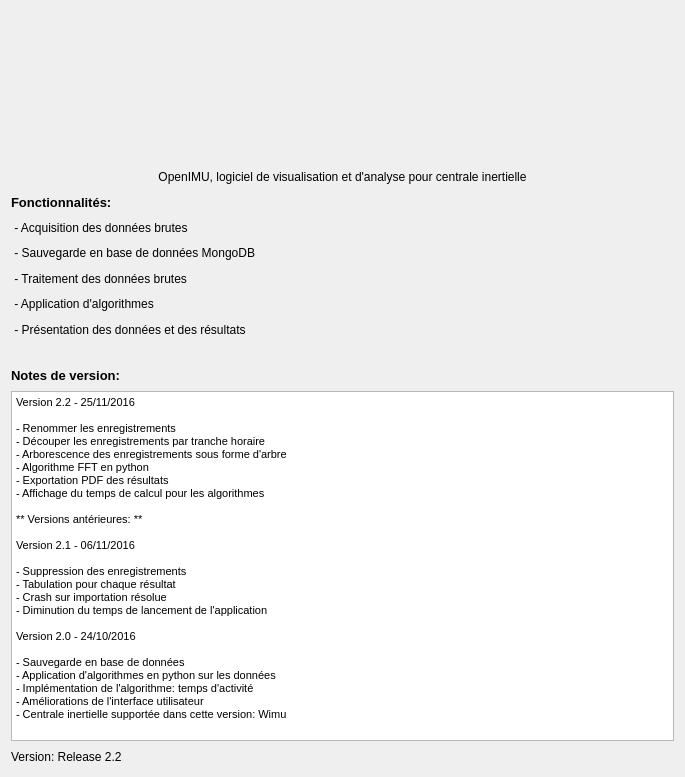
Before: the Qt Designer form applicationOpenimu/app/widgets/HomeWidget.ui in introlab/OpenIMU, drawn with Qt 5.
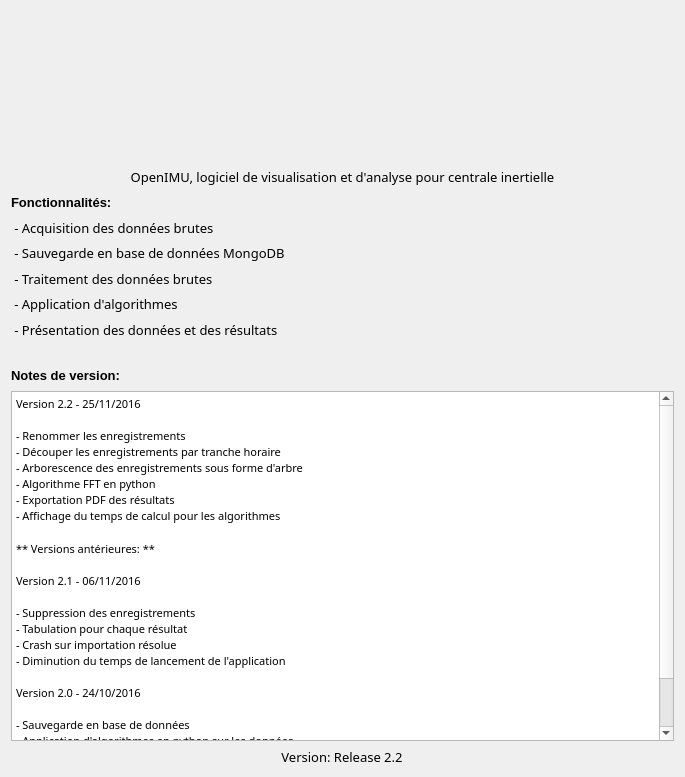
After: the same form once the commit is applied. Icons and pictures are not drawn.

Commit message: NOTASK fix version label alignment

The edit to the form file:
```diff
--- a/applicationOpenimu/app/widgets/HomeWidget.ui
+++ b/applicationOpenimu/app/widgets/HomeWidget.ui
@@ -10,6 +10,12 @@
     <height>777</height>
    </rect>
   </property>
+  <property name="font">
+   <font>
+    <family>Segoe UI Light</family>
+    <pointsize>10</pointsize>
+   </font>
+  </property>
   <property name="windowTitle">
    <string>Form</string>
   </property>
@@ -51,7 +57,7 @@
           <string/>
          </property>
          <property name="pixmap">
-          <pixmap resource="../images.qrc">:/icons/logo.png</pixmap>
+          <pixmap>:/icons/logo.png</pixmap>
          </property>
          <property name="scaledContents">
           <bool>true</bool>
@@ -220,49 +226,56 @@
         <string>&lt;!DOCTYPE HTML PUBLIC &quot;-//W3C//DTD HTML 4.0//EN&quot; &quot;http://www.w3.org/TR/REC-html40/strict.dtd&quot;&gt;
 &lt;html&gt;&lt;head&gt;&lt;meta name=&quot;qrichtext&quot; content=&quot;1&quot; /&gt;&lt;style type=&quot;text/css&quot;&gt;
 p, li { white-space: pre-wrap; }
-&lt;/style&gt;&lt;/head&gt;&lt;body style=&quot; font-family:'MS Shell Dlg 2'; font-size:8.25pt; font-weight:400; font-style:normal;&quot;&gt;
-&lt;p style=&quot; margin-top:0px; margin-bottom:0px; margin-left:0px; margin-right:0px; -qt-block-indent:0; text-indent:0px;&quot;&gt;&lt;span style=&quot; font-size:8pt;&quot;&gt;Version 2.2 - 25/11/2016&lt;/span&gt;&lt;/p&gt;
-&lt;p style=&quot;-qt-paragraph-type:empty; margin-top:0px; margin-bottom:0px; margin-left:0px; margin-right:0px; -qt-block-indent:0; text-indent:0px; font-size:8pt;&quot;&gt;&lt;br /&gt;&lt;/p&gt;
-&lt;p style=&quot; margin-top:0px; margin-bottom:0px; margin-left:0px; margin-right:0px; -qt-block-indent:0; text-indent:0px;&quot;&gt;&lt;span style=&quot; font-size:8pt;&quot;&gt;- Renommer les enregistrements &lt;/span&gt;&lt;/p&gt;
-&lt;p style=&quot; margin-top:0px; margin-bottom:0px; margin-left:0px; margin-right:0px; -qt-block-indent:0; text-indent:0px;&quot;&gt;&lt;span style=&quot; font-size:8pt;&quot;&gt;- Découper les enregistrements par tranche horaire &lt;/span&gt;&lt;/p&gt;
-&lt;p style=&quot; margin-top:0px; margin-bottom:0px; margin-left:0px; margin-right:0px; -qt-block-indent:0; text-indent:0px;&quot;&gt;&lt;span style=&quot; font-size:8pt;&quot;&gt;- Arborescence des enregistrements sous forme d'arbre              &lt;/span&gt;&lt;/p&gt;
-&lt;p style=&quot; margin-top:0px; margin-bottom:0px; margin-left:0px; margin-right:0px; -qt-block-indent:0; text-indent:0px;&quot;&gt;&lt;span style=&quot; font-size:8pt;&quot;&gt;- Algorithme FFT en python &lt;/span&gt;&lt;/p&gt;
-&lt;p style=&quot; margin-top:0px; margin-bottom:0px; margin-left:0px; margin-right:0px; -qt-block-indent:0; text-indent:0px;&quot;&gt;&lt;span style=&quot; font-size:8pt;&quot;&gt;- Exportation PDF des résultats &lt;/span&gt;&lt;/p&gt;
-&lt;p style=&quot; margin-top:0px; margin-bottom:0px; margin-left:0px; margin-right:0px; -qt-block-indent:0; text-indent:0px;&quot;&gt;&lt;span style=&quot; font-size:8pt;&quot;&gt;- Affichage du temps de calcul pour les algorithmes&lt;br /&gt;&lt;br /&gt;** Versions antérieures: **&lt;/span&gt;&lt;/p&gt;
-&lt;p style=&quot;-qt-paragraph-type:empty; margin-top:0px; margin-bottom:0px; margin-left:0px; margin-right:0px; -qt-block-indent:0; text-indent:0px; font-size:8pt;&quot;&gt;&lt;br /&gt;&lt;/p&gt;
-&lt;p style=&quot; margin-top:0px; margin-bottom:0px; margin-left:0px; margin-right:0px; -qt-block-indent:0; text-indent:0px;&quot;&gt;&lt;span style=&quot; font-size:8pt;&quot;&gt;Version 2.1 - 06/11/2016&lt;/span&gt;&lt;/p&gt;
-&lt;p style=&quot;-qt-paragraph-type:empty; margin-top:0px; margin-bottom:0px; margin-left:0px; margin-right:0px; -qt-block-indent:0; text-indent:0px; font-size:8pt;&quot;&gt;&lt;br /&gt;&lt;/p&gt;
-&lt;p style=&quot; margin-top:0px; margin-bottom:0px; margin-left:0px; margin-right:0px; -qt-block-indent:0; text-indent:0px;&quot;&gt;&lt;span style=&quot; font-size:8pt;&quot;&gt;- Suppression des enregistrements &lt;/span&gt;&lt;/p&gt;
-&lt;p style=&quot; margin-top:0px; margin-bottom:0px; margin-left:0px; margin-right:0px; -qt-block-indent:0; text-indent:0px;&quot;&gt;&lt;span style=&quot; font-size:8pt;&quot;&gt;- Tabulation pour chaque résultat &lt;/span&gt;&lt;/p&gt;
-&lt;p style=&quot; margin-top:0px; margin-bottom:0px; margin-left:0px; margin-right:0px; -qt-block-indent:0; text-indent:0px;&quot;&gt;&lt;span style=&quot; font-size:8pt;&quot;&gt;- Crash sur importation résolue&lt;/span&gt;&lt;/p&gt;
-&lt;p style=&quot; margin-top:0px; margin-bottom:0px; margin-left:0px; margin-right:0px; -qt-block-indent:0; text-indent:0px;&quot;&gt;&lt;span style=&quot; font-size:8pt;&quot;&gt;- Diminution du temps de lancement de l'application&lt;/span&gt;&lt;/p&gt;
-&lt;p style=&quot;-qt-paragraph-type:empty; margin-top:0px; margin-bottom:0px; margin-left:0px; margin-right:0px; -qt-block-indent:0; text-indent:0px; font-size:8pt;&quot;&gt;&lt;br /&gt;&lt;/p&gt;
-&lt;p style=&quot; margin-top:0px; margin-bottom:0px; margin-left:0px; margin-right:0px; -qt-block-indent:0; text-indent:0px;&quot;&gt;&lt;span style=&quot; font-size:8pt;&quot;&gt;Version 2.0 - 24/10/2016&lt;/span&gt;&lt;/p&gt;
-&lt;p style=&quot;-qt-paragraph-type:empty; margin-top:0px; margin-bottom:0px; margin-left:0px; margin-right:0px; -qt-block-indent:0; text-indent:0px; font-size:8pt;&quot;&gt;&lt;br /&gt;&lt;/p&gt;
-&lt;p style=&quot; margin-top:0px; margin-bottom:0px; margin-left:0px; margin-right:0px; -qt-block-indent:0; text-indent:0px;&quot;&gt;&lt;span style=&quot; font-size:8pt;&quot;&gt;- Sauvegarde en base de données &lt;/span&gt;&lt;/p&gt;
-&lt;p style=&quot; margin-top:0px; margin-bottom:0px; margin-left:0px; margin-right:0px; -qt-block-indent:0; text-indent:0px;&quot;&gt;&lt;span style=&quot; font-size:8pt;&quot;&gt;- Application d'algorithmes en python sur les données&lt;/span&gt;&lt;/p&gt;
-&lt;p style=&quot; margin-top:0px; margin-bottom:0px; margin-left:0px; margin-right:0px; -qt-block-indent:0; text-indent:0px;&quot;&gt;&lt;span style=&quot; font-size:8pt;&quot;&gt;- Implémentation de l'algorithme: temps d'activité &lt;/span&gt;&lt;/p&gt;
-&lt;p style=&quot; margin-top:0px; margin-bottom:0px; margin-left:0px; margin-right:0px; -qt-block-indent:0; text-indent:0px;&quot;&gt;&lt;span style=&quot; font-size:8pt;&quot;&gt;- Améliorations de l'interface utilisateur &lt;/span&gt;&lt;/p&gt;
-&lt;p style=&quot; margin-top:0px; margin-bottom:0px; margin-left:0px; margin-right:0px; -qt-block-indent:0; text-indent:0px;&quot;&gt;&lt;span style=&quot; font-size:8pt;&quot;&gt;- Centrale inertielle supportée dans cette version: Wimu&lt;/span&gt;&lt;/p&gt;&lt;/body&gt;&lt;/html&gt;</string>
+&lt;/style&gt;&lt;/head&gt;&lt;body style=&quot; font-family:'Segoe UI Light'; font-size:10pt; font-weight:400; font-style:normal;&quot;&gt;
+&lt;p style=&quot; margin-top:0px; margin-bottom:0px; margin-left:0px; margin-right:0px; -qt-block-indent:0; text-indent:0px;&quot;&gt;&lt;span style=&quot; font-family:'MS Shell Dlg 2'; font-size:8pt;&quot;&gt;Version 2.2 - 25/11/2016&lt;/span&gt;&lt;/p&gt;
+&lt;p style=&quot;-qt-paragraph-type:empty; margin-top:0px; margin-bottom:0px; margin-left:0px; margin-right:0px; -qt-block-indent:0; text-indent:0px; font-family:'MS Shell Dlg 2'; font-size:8pt;&quot;&gt;&lt;br /&gt;&lt;/p&gt;
+&lt;p style=&quot; margin-top:0px; margin-bottom:0px; margin-left:0px; margin-right:0px; -qt-block-indent:0; text-indent:0px;&quot;&gt;&lt;span style=&quot; font-family:'MS Shell Dlg 2'; font-size:8pt;&quot;&gt;- Renommer les enregistrements &lt;/span&gt;&lt;/p&gt;
+&lt;p style=&quot; margin-top:0px; margin-bottom:0px; margin-left:0px; margin-right:0px; -qt-block-indent:0; text-indent:0px;&quot;&gt;&lt;span style=&quot; font-family:'MS Shell Dlg 2'; font-size:8pt;&quot;&gt;- Découper les enregistrements par tranche horaire &lt;/span&gt;&lt;/p&gt;
+&lt;p style=&quot; margin-top:0px; margin-bottom:0px; margin-left:0px; margin-right:0px; -qt-block-indent:0; text-indent:0px;&quot;&gt;&lt;span style=&quot; font-family:'MS Shell Dlg 2'; font-size:8pt;&quot;&gt;- Arborescence des enregistrements sous forme d'arbre              &lt;/span&gt;&lt;/p&gt;
+&lt;p style=&quot; margin-top:0px; margin-bottom:0px; margin-left:0px; margin-right:0px; -qt-block-indent:0; text-indent:0px;&quot;&gt;&lt;span style=&quot; font-family:'MS Shell Dlg 2'; font-size:8pt;&quot;&gt;- Algorithme FFT en python &lt;/span&gt;&lt;/p&gt;
+&lt;p style=&quot; margin-top:0px; margin-bottom:0px; margin-left:0px; margin-right:0px; -qt-block-indent:0; text-indent:0px;&quot;&gt;&lt;span style=&quot; font-family:'MS Shell Dlg 2'; font-size:8pt;&quot;&gt;- Exportation PDF des résultats &lt;/span&gt;&lt;/p&gt;
+&lt;p style=&quot; margin-top:0px; margin-bottom:0px; margin-left:0px; margin-right:0px; -qt-block-indent:0; text-indent:0px;&quot;&gt;&lt;span style=&quot; font-family:'MS Shell Dlg 2'; font-size:8pt;&quot;&gt;- Affichage du temps de calcul pour les algorithmes&lt;br /&gt;&lt;br /&gt;** Versions antérieures: **&lt;/span&gt;&lt;/p&gt;
+&lt;p style=&quot;-qt-paragraph-type:empty; margin-top:0px; margin-bottom:0px; margin-left:0px; margin-right:0px; -qt-block-indent:0; text-indent:0px; font-family:'MS Shell Dlg 2'; font-size:8pt;&quot;&gt;&lt;br /&gt;&lt;/p&gt;
+&lt;p style=&quot; margin-top:0px; margin-bottom:0px; margin-left:0px; margin-right:0px; -qt-block-indent:0; text-indent:0px;&quot;&gt;&lt;span style=&quot; font-family:'MS Shell Dlg 2'; font-size:8pt;&quot;&gt;Version 2.1 - 06/11/2016&lt;/span&gt;&lt;/p&gt;
+&lt;p style=&quot;-qt-paragraph-type:empty; margin-top:0px; margin-bottom:0px; margin-left:0px; margin-right:0px; -qt-block-indent:0; text-indent:0px; font-family:'MS Shell Dlg 2'; font-size:8pt;&quot;&gt;&lt;br /&gt;&lt;/p&gt;
+&lt;p style=&quot; margin-top:0px; margin-bottom:0px; margin-left:0px; margin-right:0px; -qt-block-indent:0; text-indent:0px;&quot;&gt;&lt;span style=&quot; font-family:'MS Shell Dlg 2'; font-size:8pt;&quot;&gt;- Suppression des enregistrements &lt;/span&gt;&lt;/p&gt;
+&lt;p style=&quot; margin-top:0px; margin-bottom:0px; margin-left:0px; margin-right:0px; -qt-block-indent:0; text-indent:0px;&quot;&gt;&lt;span style=&quot; font-family:'MS Shell Dlg 2'; font-size:8pt;&quot;&gt;- Tabulation pour chaque résultat &lt;/span&gt;&lt;/p&gt;
+&lt;p style=&quot; margin-top:0px; margin-bottom:0px; margin-left:0px; margin-right:0px; -qt-block-indent:0; text-indent:0px;&quot;&gt;&lt;span style=&quot; font-family:'MS Shell Dlg 2'; font-size:8pt;&quot;&gt;- Crash sur importation résolue&lt;/span&gt;&lt;/p&gt;
+&lt;p style=&quot; margin-top:0px; margin-bottom:0px; margin-left:0px; margin-right:0px; -qt-block-indent:0; text-indent:0px;&quot;&gt;&lt;span style=&quot; font-family:'MS Shell Dlg 2'; font-size:8pt;&quot;&gt;- Diminution du temps de lancement de l'application&lt;/span&gt;&lt;/p&gt;
+&lt;p style=&quot;-qt-paragraph-type:empty; margin-top:0px; margin-bottom:0px; margin-left:0px; margin-right:0px; -qt-block-indent:0; text-indent:0px; font-family:'MS Shell Dlg 2'; font-size:8pt;&quot;&gt;&lt;br /&gt;&lt;/p&gt;
+&lt;p style=&quot; margin-top:0px; margin-bottom:0px; margin-left:0px; margin-right:0px; -qt-block-indent:0; text-indent:0px;&quot;&gt;&lt;span style=&quot; font-family:'MS Shell Dlg 2'; font-size:8pt;&quot;&gt;Version 2.0 - 24/10/2016&lt;/span&gt;&lt;/p&gt;
+&lt;p style=&quot;-qt-paragraph-type:empty; margin-top:0px; margin-bottom:0px; margin-left:0px; margin-right:0px; -qt-block-indent:0; text-indent:0px; font-family:'MS Shell Dlg 2'; font-size:8pt;&quot;&gt;&lt;br /&gt;&lt;/p&gt;
+&lt;p style=&quot; margin-top:0px; margin-bottom:0px; margin-left:0px; margin-right:0px; -qt-block-indent:0; text-indent:0px;&quot;&gt;&lt;span style=&quot; font-family:'MS Shell Dlg 2'; font-size:8pt;&quot;&gt;- Sauvegarde en base de données &lt;/span&gt;&lt;/p&gt;
+&lt;p style=&quot; margin-top:0px; margin-bottom:0px; margin-left:0px; margin-right:0px; -qt-block-indent:0; text-indent:0px;&quot;&gt;&lt;span style=&quot; font-family:'MS Shell Dlg 2'; font-size:8pt;&quot;&gt;- Application d'algorithmes en python sur les données&lt;/span&gt;&lt;/p&gt;
+&lt;p style=&quot; margin-top:0px; margin-bottom:0px; margin-left:0px; margin-right:0px; -qt-block-indent:0; text-indent:0px;&quot;&gt;&lt;span style=&quot; font-family:'MS Shell Dlg 2'; font-size:8pt;&quot;&gt;- Implémentation de l'algorithme: temps d'activité &lt;/span&gt;&lt;/p&gt;
+&lt;p style=&quot; margin-top:0px; margin-bottom:0px; margin-left:0px; margin-right:0px; -qt-block-indent:0; text-indent:0px;&quot;&gt;&lt;span style=&quot; font-family:'MS Shell Dlg 2'; font-size:8pt;&quot;&gt;- Améliorations de l'interface utilisateur &lt;/span&gt;&lt;/p&gt;
+&lt;p style=&quot; margin-top:0px; margin-bottom:0px; margin-left:0px; margin-right:0px; -qt-block-indent:0; text-indent:0px;&quot;&gt;&lt;span style=&quot; font-family:'MS Shell Dlg 2'; font-size:8pt;&quot;&gt;- Centrale inertielle supportée dans cette version: Wimu&lt;/span&gt;&lt;/p&gt;&lt;/body&gt;&lt;/html&gt;</string>
        </property>
       </widget>
      </item>
+     <item>
+      <layout class="QHBoxLayout" name="horizontalLayout_2">
      <item>
       <widget class="QLabel" name="currentVersionLabel">
        <property name="maximumSize">
         <size>
-         <width>16777215</width>
+           <width>150</width>
          <height>20</height>
         </size>
        </property>
        <property name="text">
         <string>Version: Release 2.2</string>
        </property>
+         <property name="alignment">
+          <set>Qt::AlignCenter</set>
+         </property>
       </widget>
      </item>
     </layout>
    </item>
   </layout>
+   </item>
+  </layout>
  </widget>
  <resources>
   <include location="../images.qrc"/>
```
Left out of the diff: 4 changed lines with no effect on the pictures. Lines whose indentation alone changed are shown as unchanged.
